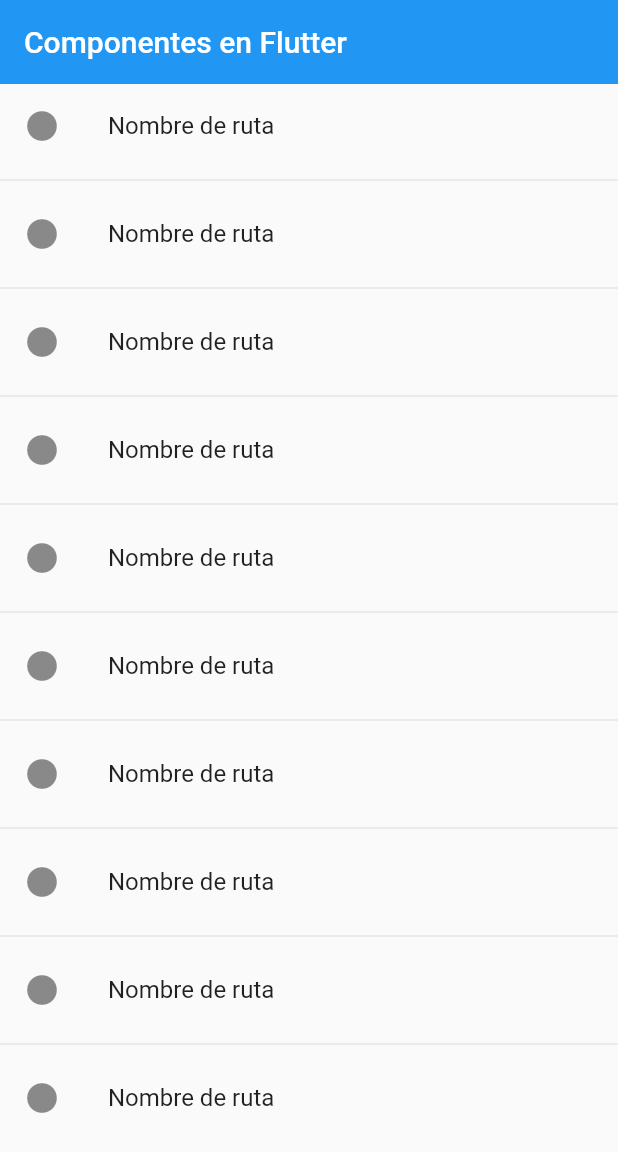
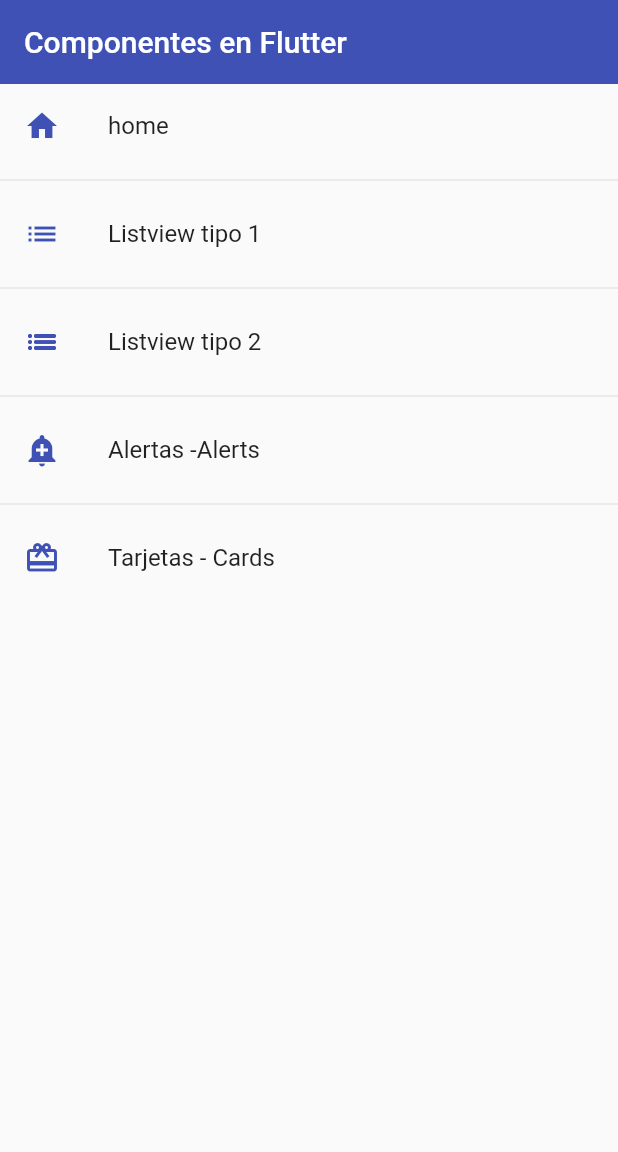
Before and after one commit to aibalop/fl_components, a Flutter app: the screen it shows after launch, on a phone screen of 412 x 824 dp. Shown: the top 1152 px of the screen. Run offline on Flutter 3.47's test engine with Material 2 defaults, Android fonts, the phone set to English and light mode, and no system bars.

Commit message:
Feat: app routes dynamic

```diff
--- a/lib/main.dart
+++ b/lib/main.dart
@@ -9,11 +9,19 @@ class MyApp extends StatelessWidget {
   @override
   Widget build(BuildContext context) {
     return MaterialApp(
-      debugShowCheckedModeBanner: false,
-      title: 'Material App',
-      initialRoute: AppRoutes.initialRoute,
-      routes: AppRoutes.routes,
-      onGenerateRoute: AppRoutes.onGenerateRoute,
-    );
+        debugShowCheckedModeBanner: false,
+        title: 'Material App',
+        initialRoute: AppRoutes.initialRoute,
+        routes: AppRoutes.getAppRoutes(),
+        onGenerateRoute: AppRoutes.onGenerateRoute,
+        theme: ThemeData.light().copyWith(
+            // color primario
+            primaryColor: Colors.indigo,
+
+            // AppBar Thme
+            appBarTheme: const AppBarTheme(
+              color: Colors.indigo,
+              elevation: 0,
+            )));
   }
 }
--- a/lib/router/app_routes.dart
+++ b/lib/router/app_routes.dart
@@ -5,21 +5,51 @@ import 'package:fl_components/screens/screens.dart';
 class AppRoutes {
   static const initialRoute = 'home';
 
-  static final menuOptions = <MenuOption> [
-    MenuOption(route: 'home', icon: Icons.home, name: 'home', screen: const HomeScreen()),
-    MenuOption(route: 'listview1', icon: Icons.list, name: 'Listview tipo 1', screen: const Listview1Screen()),
-    MenuOption(route: 'listview2', icon: Icons.list_outlined, name: 'Listview tipo 2', screen: const Listview2Screen()),
-    MenuOption(route: 'alert', icon: Icons.add_alert, name: 'Alertas -Alerts', screen: const AlertScreen()),
-    MenuOption(route: 'card', icon: Icons.card_giftcard, name: 'Tarjetas - Cards', screen: const CardScreen()),
+  static final menuOptions = <MenuOption>[
+    MenuOption(
+        route: 'home',
+        icon: Icons.home,
+        name: 'home',
+        screen: const HomeScreen()),
+    MenuOption(
+        route: 'listview1',
+        icon: Icons.list,
+        name: 'Listview tipo 1',
+        screen: const Listview1Screen()),
+    MenuOption(
+        route: 'listview2',
+        icon: Icons.list_outlined,
+        name: 'Listview tipo 2',
+        screen: const Listview2Screen()),
+    MenuOption(
+        route: 'alert',
+        icon: Icons.add_alert,
+        name: 'Alertas -Alerts',
+        screen: const AlertScreen()),
+    MenuOption(
+        route: 'card',
+        icon: Icons.card_giftcard,
+        name: 'Tarjetas - Cards',
+        screen: const CardScreen()),
   ];
 
-  static Map<String, Widget Function(BuildContext)> routes = {
-    'home': (BuildContext buildContext) => const HomeScreen(),
-    'listview1': (BuildContext buildContext) => const Listview1Screen(),
-    'listview2': (BuildContext buildContext) => const Listview2Screen(),
-    'card': (BuildContext buildContext) => const CardScreen(),
-    'alert': (BuildContext buildContext) => const AlertScreen(),
-  };
+  static Map<String, Widget Function(BuildContext)> getAppRoutes() {
+    Map<String, Widget Function(BuildContext)> appRoutes = {};
+
+    for (final option in menuOptions) {
+      appRoutes.addAll({option.name: (BuildContext context) => option.screen});
+    }
+
+    return appRoutes;
+  }
+
+  // static Map<String, Widget Function(BuildContext)> routes = {
+  //   'home': (BuildContext buildContext) => const HomeScreen(),
+  //   'listview1': (BuildContext buildContext) => const Listview1Screen(),
+  //   'listview2': (BuildContext buildContext) => const Listview2Screen(),
+  //   'card': (BuildContext buildContext) => const CardScreen(),
+  //   'alert': (BuildContext buildContext) => const AlertScreen(),
+  // };
 
   static Route<dynamic> onGenerateRoute(RouteSettings settings) {
     return MaterialPageRoute(builder: (context) => const AlertScreen());
--- a/lib/screens/home_screen.dart
+++ b/lib/screens/home_screen.dart
@@ -1,5 +1,5 @@
 import 'package:flutter/material.dart';
-import 'package:fl_components/screens/screens.dart';
+import 'package:fl_components/router/app_routes.dart';
 
 class HomeScreen extends StatelessWidget {
   const HomeScreen({Key? key}) : super(key: key);
@@ -13,18 +13,22 @@ class HomeScreen extends StatelessWidget {
         ),
         body: ListView.separated(
             itemBuilder: (context, index) => ListTile(
-                  leading: const Icon(Icons.circle),
-                  title: const Text('Nombre de ruta'),
+                  leading: Icon(
+                    AppRoutes.menuOptions[index].icon,
+                    color: Colors.indigo,
+                  ),
+                  title: Text(AppRoutes.menuOptions[index].name),
                   onTap: () {
                     // Cuando no tenemos definida la ruta:
                     // final route = MaterialPageRoute(builder: (context) => const Listview1Screen());
                     // Navigator.push(context, route);
 
                     // Cuando ya tenemos definida nuestra ruta
-                    Navigator.pushNamed(context, 'card2');
+                    Navigator.pushNamed(
+                        context, AppRoutes.menuOptions[index].route);
                   },
                 ),
             separatorBuilder: (_, __) => const Divider(),
-            itemCount: 10));
+            itemCount: AppRoutes.menuOptions.length));
   }
 }
--- a/lib/screens/listview2_screen.dart
+++ b/lib/screens/listview2_screen.dart
@@ -15,8 +15,6 @@ class Listview2Screen extends StatelessWidget {
     return Scaffold(
         appBar: AppBar(
           title: const Text('Listview Tipo 2'),
-          elevation: 0,
-          backgroundColor: Colors.indigo,
         ),
         body: ListView.separated(
           itemCount: options.length,
```
